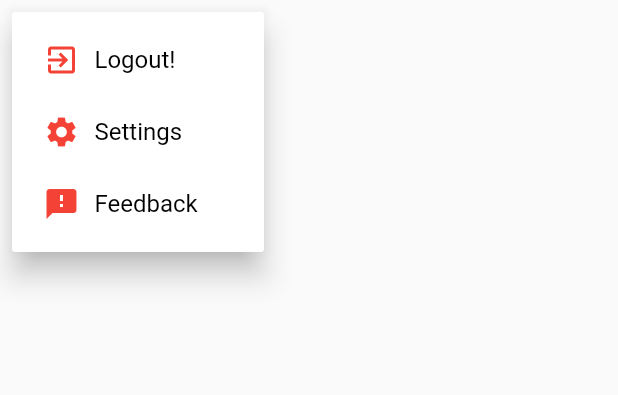
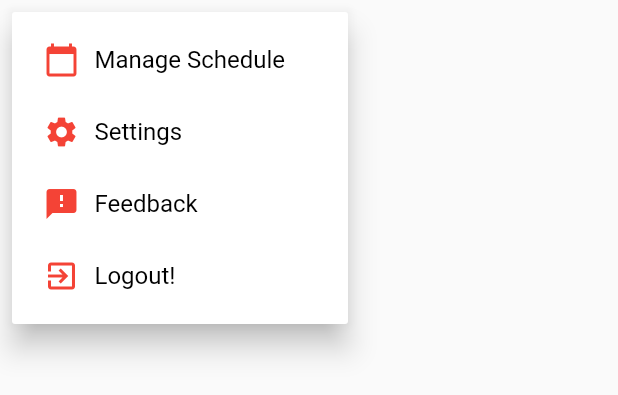
Before and after one commit to amarvsingh/AuthenticationApp, a Flutter app: the PopupOptionMenu widget shown alone on an empty page, opened directly, after a tap on the "menu" icon, on a phone screen of 412 x 824 dp. Shown: the top 395 px of the screen. Run offline on Flutter 3.47's test engine with Material 2 defaults, Android fonts, the phone set to English and light mode, and no system bars; our stand-ins replace firebase_auth, firebase_core, firebase_database, fluttertoast, font_awesome_flutter; accounts and stored records are empty.

Commit message:
Manage Schedule v0.0.1

```diff
--- a/lib/UI/dashboard.dart
+++ b/lib/UI/dashboard.dart
@@ -7,25 +7,25 @@ import 'package:flutter/cupertino.dart';
 import 'package:flutter/material.dart';
 import 'package:fluttertoast/fluttertoast.dart';
 
-class Dashboard extends StatefulWidget{
+import './manage_schedule.dart';
+
+class Dashboard extends StatefulWidget {
   @override
   DashboardState createState() => DashboardState();
 }
 
-class DashboardState extends State<Dashboard> with SingleTickerProviderStateMixin {
+class DashboardState extends State<Dashboard>
+    with SingleTickerProviderStateMixin {
   TabController tabController;
 
   @override
-  void initState(){
+  void initState() {
     super.initState();
-    tabController = new TabController(
-        vsync: this,
-        length: 3
-    );
+    tabController = new TabController(vsync: this, length: 3);
   }
 
   @override
-  void dispose(){
+  void dispose() {
     tabController.dispose();
     super.dispose();
   }
@@ -46,8 +46,7 @@ class DashboardState extends State<Dashboard> with SingleTickerProviderStateMixi
         centerTitle: true,
         backgroundColor: Colors.white,
         actions: <Widget>[
-          PopupOptionMenu(
-          ),
+          PopupOptionMenu(),
         ],
         bottom: TabBar(
           controller: tabController,
@@ -96,14 +95,11 @@ class DashboardState extends State<Dashboard> with SingleTickerProviderStateMixi
 }
 
 //Menu facilitator
-enum MenuOption {
- logout,
- settings,
- feedback,
-}
+enum MenuOption { logout, settings, feedback, manage_schedule }
+
 // Class to build the menu
 class PopupOptionMenu extends StatelessWidget {
-  const PopupOptionMenu({Key key}) : super(key : key);
+  const PopupOptionMenu({Key key}) : super(key: key);
   @override
   Widget build(BuildContext context) {
     // TODO: implement build
@@ -112,30 +108,28 @@ class PopupOptionMenu extends StatelessWidget {
         Icons.menu,
         color: Colors.red,
       ),
-      itemBuilder: (BuildContext context1){
+      itemBuilder: (BuildContext context1) {
         return <PopupMenuEntry<MenuOption>>[
           PopupMenuItem(
             child: Row(
               children: <Widget>[
                 Container(
                   child: Icon(
-                    Icons.exit_to_app,
+                    Icons.calendar_today,
                     color: Colors.red,
                   ),
                   padding: EdgeInsets.all(5),
                 ),
                 Container(
                   child: Text(
-                    "Logout!",
-                    style: TextStyle(
-                      color: Colors.black,
-                    ),
+                    "Manage Schedule",
+                    style: TextStyle(color: Colors.black),
                   ),
                   padding: EdgeInsets.all(5),
-                ),
+                )
               ],
             ),
-            value: MenuOption.logout,
+            value: MenuOption.manage_schedule,
           ),
           PopupMenuItem(
             child: Row(
@@ -173,9 +167,7 @@ class PopupOptionMenu extends StatelessWidget {
                 Container(
                   child: Text(
                     "Feedback",
-                    style: TextStyle(
-                        color: Colors.black
-                    ),
+                    style: TextStyle(color: Colors.black),
                   ),
                   padding: EdgeInsets.all(5),
                 ),
@@ -183,11 +175,37 @@ class PopupOptionMenu extends StatelessWidget {
             ),
             value: MenuOption.feedback,
           ),
+          PopupMenuItem(
+            child: Row(
+              children: <Widget>[
+                Container(
+                  child: Icon(
+                    Icons.exit_to_app,
+                    color: Colors.red,
+                  ),
+                  padding: EdgeInsets.all(5),
+                ),
+                Container(
+                  child: Text(
+                    "Logout!",
+                    style: TextStyle(
+                      color: Colors.black,
+                    ),
+                  ),
+                  padding: EdgeInsets.all(5),
+                ),
+              ],
+            ),
+            value: MenuOption.logout,
+          ),
         ];
       },
-      onSelected: (selection){
-        if (selection == MenuOption.logout){
+      onSelected: (selection) {
+        if (selection == MenuOption.logout) {
           logOut(context);
+        }
+        if (selection == MenuOption.manage_schedule) {
+          manageSchedule(context);
         }
       },
     );
@@ -201,3 +219,8 @@ class PopupOptionMenu extends StatelessWidget {
     Navigator.pop(context);
   }
 }
+
+void manageSchedule(BuildContext context) {
+  Navigator.push(
+      context, MaterialPageRoute(builder: (context) => ManageSchedule()));
+}
--- /dev/null
+++ b/lib/UI/manage_schedule.dart
@@ -0,0 +1,31 @@
+import 'package:authentication_app/UI/dashboard.dart';
+import 'package:authentication_app/UI/signup.dart';
+import 'package:firebase_auth/firebase_auth.dart';
+import 'package:firebase_core/firebase_core.dart';
+import 'package:flutter/material.dart';
+
+class ManageSchedule extends StatefulWidget {
+  ManageSchedule({Key key}) : super(key: key);
+
+  @override
+  _ManageScheduleState createState() => _ManageScheduleState();
+}
+
+class _ManageScheduleState extends State<ManageSchedule> {
+  @override
+  Widget build(BuildContext context) {
+    return MaterialApp(
+      debugShowCheckedModeBanner: false,
+      title: "Manage Schedule",
+      theme: ThemeData(
+        primarySwatch: Colors.blue,
+        visualDensity: VisualDensity.adaptivePlatformDensity,
+      ),
+      home: Material(
+        child: Container(
+          child: SafeArea(child: Container()),
+        ),
+      ),
+    );
+  }
+}
```
Also changed, not shown: pubspec.lock. Lines whose indentation alone changed are shown as unchanged.
